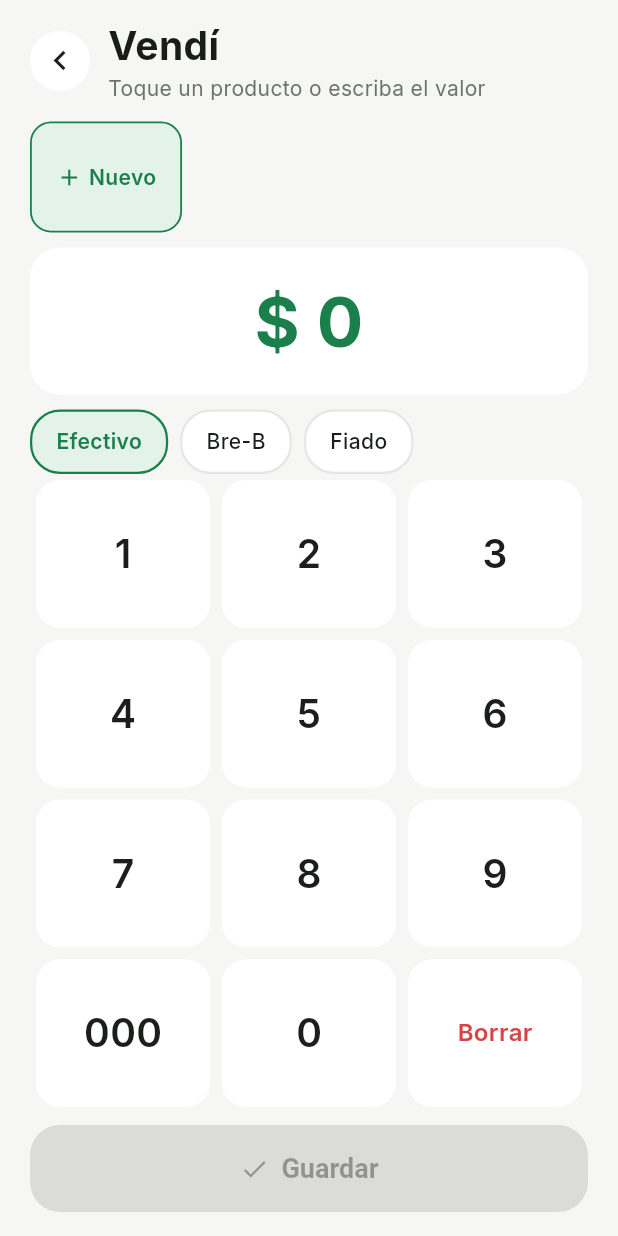
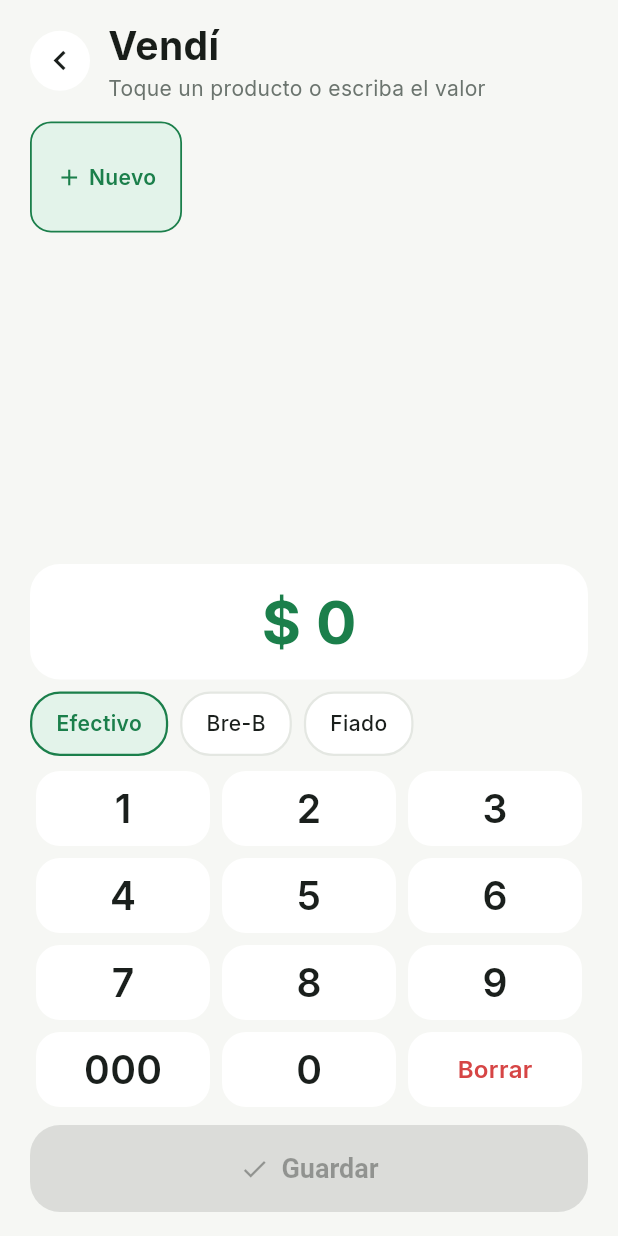
Before and after one commit to ricardomb-tech/caporal, a Flutter app: the PantallaPrincipal screen opened directly, after a tap on "Anotar mi primera venta", on a phone screen of 412 x 824 dp. Run offline on Flutter 3.47's test engine with Material 3 defaults, Android fonts, the phone set to English and light mode, and no system bars; our stand-ins replace connectivity_plus, flutter_secure_storage, sqflite_sqlcipher; accounts and stored records are empty.

Commit message:
Pedido de mercancía en Gasté, teclado numérico estable e ícono de la app
- Gasté > Pedido: elegir productos y cantidades que llegaron (y de quién); el gasto suma
  al inventario en la misma transacción y corregirlo las vuelve a restar
- Teclado numérico con altura fija; el valor y la forma de pago siempre visibles
- Ícono de la app con el logo (iOS y Android adaptable); nombre visible "Caporal"
- Mínimos de la convocatoria: iOS 16 y Android 12 (API 31)
- 4 pruebas nuevas del pedido con SQLite real

```diff
--- a/mobile/lib/ui/pantalla_registrar.dart
+++ b/mobile/lib/ui/pantalla_registrar.dart
@@ -5,6 +5,7 @@ import '../data/movimiento.dart';
 import '../data/producto.dart';
 import '../data/repositorio.dart';
 import '../formato.dart';
+import 'panel_pedido.dart';
 import 'pantalla_exito.dart';
 import 'selector_productos.dart';
 import 'tema.dart';
@@ -21,12 +22,24 @@ class PantallaRegistrar extends StatefulWidget {
 }
 
 class _PantallaRegistrarState extends State<PantallaRegistrar> {
-  static const _categorias = ['Mercado', 'Arriendo', 'Servicios', 'Transporte', 'Otro'];
+  static const _pedido = 'Pedido';
+  static const _categorias = [
+    _pedido,
+    'Mercado',
+    'Arriendo',
+    'Servicios',
+    'Transporte',
+    'Otro'
+  ];
 
   String _digitos = '';
-  late final TextEditingController _cliente = TextEditingController(text: widget.clienteInicial ?? '');
+  late final TextEditingController _cliente =
+      TextEditingController(text: widget.clienteInicial ?? '');
   final _nota = TextEditingController();
   final List<Producto> _carrito = [];
+
+  /// Lo que llegó en un pedido (gasto de mercancía), por producto.
+  final Map<String, LineaVenta> _llegada = {};
   String _categoria = _categorias.first;
   String _medio = 'EFECTIVO';
   bool _guardando = false;
@@ -39,9 +52,12 @@ class _PantallaRegistrarState extends State<PantallaRegistrar> {
   TipoMovimiento get _tipo => _fiado ? TipoMovimiento.fiado : widget.tipo;
   bool get _esFiado => _tipo == TipoMovimiento.fiado;
   bool get _esGasto => _tipo == TipoMovimiento.gasto;
+  bool get _esPedido => _esGasto && _categoria == _pedido;
 
   /// Venta de contado o fiada: se eligen productos y se descuentan del inventario.
-  bool get _esVenta => widget.tipo == TipoMovimiento.venta || widget.tipo == TipoMovimiento.fiado;
+  bool get _esVenta =>
+      widget.tipo == TipoMovimiento.venta ||
+      widget.tipo == TipoMovimiento.fiado;
 
   String get _titulo => switch (_tipo) {
         TipoMovimiento.venta => 'Vendí',
@@ -52,17 +68,21 @@ class _PantallaRegistrarState extends State<PantallaRegistrar> {
 
   String get _subtitulo => switch (_tipo) {
         TipoMovimiento.venta => 'Toque un producto o escriba el valor',
-        TipoMovimiento.gasto => 'Anote lo que pagó hoy',
+        TipoMovimiento.gasto =>
+          'Anote lo que pagó; si llegó mercancía, elija Pedido',
         TipoMovimiento.fiado => 'Lo que se lleva y quién lo paga después',
         TipoMovimiento.abono => 'Anote lo que le pagaron',
       };
 
-  Color get _colorMonto => _esGasto ? Colores.rojo : (_esFiado ? Colores.ambarTexto : Colores.verde);
+  Color get _colorMonto =>
+      _esGasto ? Colores.rojo : (_esFiado ? Colores.ambarTexto : Colores.verde);
 
   void _tecla(String t) {
     setState(() {
       if (t == 'Borrar') {
-        if (_digitos.isNotEmpty) _digitos = _digitos.substring(0, _digitos.length - 1);
+        if (_digitos.isNotEmpty) {
+          _digitos = _digitos.substring(0, _digitos.length - 1);
+        }
         if (_digitos.isEmpty) _carrito.clear();
       } else if (_digitos.length + t.length <= 9) {
         _digitos = (_digitos + t).replaceFirst(RegExp(r'^0+'), '');
@@ -79,11 +99,22 @@ class _PantallaRegistrarState extends State<PantallaRegistrar> {
 
   String? get _descripcion {
     if (_esGasto) {
-      final n = _nota.text.trim();
-      return n.isEmpty ? _categoria : '$_categoria · $n';
+      final partes = [
+        _categoria,
+        if (_esPedido && _llegada.isNotEmpty)
+          _llegada.values
+              .map((l) => '${l.cantidad} ${l.producto.nombre}')
+              .join(', '),
+        if (_nota.text.trim().isNotEmpty) _nota.text.trim(),
+      ];
+      return partes.join(' · ');
     }
     if (_carrito.isEmpty) return null;
-    return _lineas.map((l) => l.cantidad > 1 ? '${l.cantidad} ${l.producto.nombre}' : l.producto.nombre).join(', ');
+    return _lineas
+        .map((l) => l.cantidad > 1
+            ? '${l.cantidad} ${l.producto.nombre}'
+            : l.producto.nombre)
+        .join(', ');
   }
 
   /// Lo vendido, agrupado por producto, en el orden en que se fue agregando.
@@ -94,7 +125,9 @@ class _PantallaRegistrarState extends State<PantallaRegistrar> {
       cuenta[p.id] = (cuenta[p.id] ?? 0) + 1;
       productos[p.id] = p;
     }
-    return [for (final e in cuenta.entries) LineaVenta(productos[e.key]!, e.value)];
+    return [
+      for (final e in cuenta.entries) LineaVenta(productos[e.key]!, e.value)
+    ];
   }
 
   Future<void> _guardar() async {
@@ -103,18 +136,27 @@ class _PantallaRegistrarState extends State<PantallaRegistrar> {
           tipo: _tipo,
           valor: _valor,
           descripcion: _descripcion,
-          clienteNombre: (_esFiado || widget.tipo == TipoMovimiento.abono) ? _cliente.text.trim() : null,
+          clienteNombre: (_esFiado || widget.tipo == TipoMovimiento.abono)
+              ? _cliente.text.trim()
+              : null,
           medioPago: _esFiado ? null : ((_esVenta || _esGasto) ? _medio : null),
-          lineas: _esVenta ? _lineas : const [],
+          lineas: _esVenta
+              ? _lineas
+              : (_esPedido ? _llegada.values.toList() : const []),
         );
     if (!mounted) return;
-    Navigator.pushReplacement(context, MaterialPageRoute(builder: (_) => PantallaExito(movimiento: m)));
+    Navigator.pushReplacement(context,
+        MaterialPageRoute(builder: (_) => PantallaExito(movimiento: m)));
   }
 
   @override
   Widget build(BuildContext context) {
-    final puedeGuardar = _valor > 0 && !_guardando && (!_esFiado || _cliente.text.trim().isNotEmpty);
+    final puedeGuardar = _valor > 0 &&
+        !_guardando &&
+        (!_esFiado || _cliente.text.trim().isNotEmpty);
     return Scaffold(
+      // El teclado del sistema pasa por encima del teclado numérico (que no se usa mientras se escribe un nombre).
+      resizeToAvoidBottomInset: false,
       body: SafeArea(
         child: Padding(
           padding: const EdgeInsets.fromLTRB(20, 12, 20, 16),
@@ -123,38 +165,78 @@ class _PantallaRegistrarState extends State<PantallaRegistrar> {
               const BotonAtras(),
               const SizedBox(width: 12),
               Expanded(
-                child: Column(crossAxisAlignment: CrossAxisAlignment.start, children: [
-                  Text(_titulo, style: const TextStyle(fontSize: 26, fontWeight: FontWeight.bold)),
-                  Text(_subtitulo, style: const TextStyle(fontSize: 14, color: Colores.gris)),
+                child: Column(
+                    crossAxisAlignment: CrossAxisAlignment.start,
+                    children: [
+                      Text(_titulo,
+                          style: const TextStyle(
+                              fontSize: 26, fontWeight: FontWeight.bold)),
+                      Text(_subtitulo,
+                          style: const TextStyle(
+                              fontSize: 14, color: Colores.gris)),
                     ]),
               ),
             ]),
+            // Lo de arriba se desplaza si no cabe; el teclado numérico siempre conserva su tamaño.
+            Expanded(
+              child: SingleChildScrollView(
+                child: Column(children: [
                   const SizedBox(height: 12),
-            if (_esVenta) SelectorProductos(enVenta: _carrito, alElegir: _sumarProducto),
+                  if (_esVenta)
+                    SelectorProductos(
+                        enVenta: _carrito, alElegir: _sumarProducto),
                   if (_esGasto)
                     Align(
                       alignment: Alignment.centerLeft,
                       child: Wrap(spacing: 8, runSpacing: 8, children: [
-                  for (final c in _categorias) ChipCaporal(c, seleccionado: c == _categoria, alTocar: () => setState(() => _categoria = c)),
+                        for (final c in _categorias)
+                          ChipCaporal(c,
+                              seleccionado: c == _categoria,
+                              alTocar: () => setState(() => _categoria = c)),
                       ]),
                     ),
+                  if (_esPedido) ...[
+                    const SizedBox(height: 8),
+                    PanelPedido(
+                      lineas: _llegada.values.toList(),
+                      proveedor: _nota,
+                      alCambiar: (l) =>
+                          setState(() => _llegada[l.producto.id] = l),
+                      alQuitar: (p) => setState(() => _llegada.remove(p.id)),
+                    ),
+                  ],
                   if (_esFiado || widget.tipo == TipoMovimiento.abono)
                     TextField(
                       controller: _cliente,
                       onChanged: (_) => setState(() {}),
                       textCapitalization: TextCapitalization.words,
-                decoration: InputDecoration(labelText: _esFiado ? '¿A quién le fió?' : '¿Quién le pagó?'),
+                      decoration: InputDecoration(
+                          labelText: _esFiado
+                              ? '¿A quién le fió?'
+                              : '¿Quién le pagó?'),
                     ),
+                ]),
+              ),
+            ),
+            // El valor y la forma de pago quedan siempre a la vista, junto al teclado.
             const SizedBox(height: 10),
             Tarjeta(
-              relleno: const EdgeInsets.symmetric(vertical: 16, horizontal: 16),
+              relleno: const EdgeInsets.symmetric(vertical: 10, horizontal: 16),
               hijo: Column(children: [
                 if (_descripcion != null && !_esGasto)
-                  Text(_descripcion!, maxLines: 1, overflow: TextOverflow.ellipsis, style: const TextStyle(fontSize: 14, color: Colores.gris)),
-                Text(pesos(_valor), style: TextStyle(fontSize: 46, fontWeight: FontWeight.bold, color: _colorMonto)),
+                  Text(_descripcion!,
+                      maxLines: 1,
+                      overflow: TextOverflow.ellipsis,
+                      style:
+                          const TextStyle(fontSize: 14, color: Colores.gris)),
+                Text(pesos(_valor),
+                    style: TextStyle(
+                        fontSize: 40,
+                        fontWeight: FontWeight.bold,
+                        color: _colorMonto)),
               ]),
             ),
-            const SizedBox(height: 10),
+            const SizedBox(height: 8),
             if (_esVenta || _esGasto)
               Align(
                 alignment: Alignment.centerLeft,
@@ -172,10 +254,14 @@ class _PantallaRegistrarState extends State<PantallaRegistrar> {
                             _fiado = false;
                           })),
                   if (_esVenta)
-                    ChipCaporal('Fiado', seleccionado: _esFiado, alTocar: () => setState(() => _fiado = true)),
+                    ChipCaporal('Fiado',
+                        seleccionado: _esFiado,
+                        alTocar: () => setState(() => _fiado = true)),
                 ]),
               ),
-            Expanded(
+            const SizedBox(height: 6),
+            SizedBox(
+              height: 232,
               child: Column(children: [
                 for (final fila in const [
                   ['1', '2', '3'],
@@ -200,7 +286,9 @@ class _PantallaRegistrarState extends State<PantallaRegistrar> {
                                       style: TextStyle(
                                           fontSize: t == 'Borrar' ? 16 : 26,
                                           fontWeight: FontWeight.w600,
-                                          color: t == 'Borrar' ? Colores.rojo : Colores.texto)),
+                                          color: t == 'Borrar'
+                                              ? Colores.rojo
+                                              : Colores.texto)),
                                 ),
                               ),
                             ),
@@ -211,8 +299,12 @@ class _PantallaRegistrarState extends State<PantallaRegistrar> {
               ]),
             ),
             const SizedBox(height: 8),
-            BotonCaporal(_esGasto ? 'Guardar gasto' : (_esFiado ? 'Anotar deuda' : 'Guardar'),
-                icono: Icons.check, alTocar: puedeGuardar ? _guardar : null),
+            BotonCaporal(
+                _esGasto
+                    ? 'Guardar gasto'
+                    : (_esFiado ? 'Anotar deuda' : 'Guardar'),
+                icono: Icons.check,
+                alTocar: puedeGuardar ? _guardar : null),
           ]),
         ),
       ),
--- a/mobile/lib/ui/selector_productos.dart
+++ b/mobile/lib/ui/selector_productos.dart
@@ -12,10 +12,13 @@ class SelectorProductos extends StatelessWidget {
   /// Lo que ya se agregó a esta venta (un producto aparece tantas veces como unidades).
   final List<Producto> enVenta;
   final ValueChanged<Producto> alElegir;
-  const SelectorProductos({super.key, required this.enVenta, required this.alElegir});
+
+  /// En un pedido se muestra cuánto tiene (para saber qué pedir) y no se descuenta lo elegido.
+  final bool modoPedido;
+  const SelectorProductos({super.key, required this.enVenta, required this.alElegir, this.modoPedido = false});
 
   Future<void> _nuevo(BuildContext context) async {
-    final p = await mostrarDialogoProducto(context);
+    final p = await mostrarDialogoProducto(context, conCantidadInicial: !modoPedido);
     if (p != null) alElegir(p);
   }
 
@@ -35,8 +38,8 @@ class SelectorProductos extends StatelessWidget {
             itemBuilder: (_, i) {
               if (i == lista.length) return _ChipNuevo(alTocar: () => _nuevo(context));
               final p = lista[i];
-              final quedan = p.stock - enVenta.where((x) => x.id == p.id).length;
-              return _ChipProducto(producto: p, quedan: quedan, alTocar: () => alElegir(p));
+              final quedan = modoPedido ? p.stock : p.stock - enVenta.where((x) => x.id == p.id).length;
+              return _ChipProducto(producto: p, quedan: quedan, prefijo: modoPedido ? 'Tiene' : 'Quedan', alTocar: () => alElegir(p));
             },
           );
         },
@@ -48,8 +51,9 @@ class SelectorProductos extends StatelessWidget {
 class _ChipProducto extends StatelessWidget {
   final Producto producto;
   final int quedan;
+  final String prefijo;
   final VoidCallback alTocar;
-  const _ChipProducto({required this.producto, required this.quedan, required this.alTocar});
+  const _ChipProducto({required this.producto, required this.quedan, required this.prefijo, required this.alTocar});
 
   @override
   Widget build(BuildContext context) {
@@ -62,10 +66,10 @@ class _ChipProducto extends StatelessWidget {
       aviso = 'Agotado';
       colorAviso = Colores.rojo;
     } else if (quedan <= Producto.umbralPocas) {
-      aviso = 'Quedan $quedan';
+      aviso = '$prefijo $quedan';
       colorAviso = Colores.ambarTexto;
     } else {
-      aviso = 'Quedan $quedan';
+      aviso = '$prefijo $quedan';
       colorAviso = Colores.gris;
     }
     return InkWell(
```
Also changed, not shown: mobile/lib/data/inventario.dart (+22 -12 lines), mobile/lib/data/repositorio.dart (+4 -4 lines), mobile/lib/ui/dialogo_producto.dart (+8 -4 lines), mobile/lib/ui/panel_pedido.dart (added, +90 -0 lines), mobile/pubspec.yaml (+11 -0 lines), mobile/assets/icono/icono.png (added), mobile/assets/icono/icono_frente.png (added), 40 other files. Lines whose indentation alone changed are shown as unchanged.
